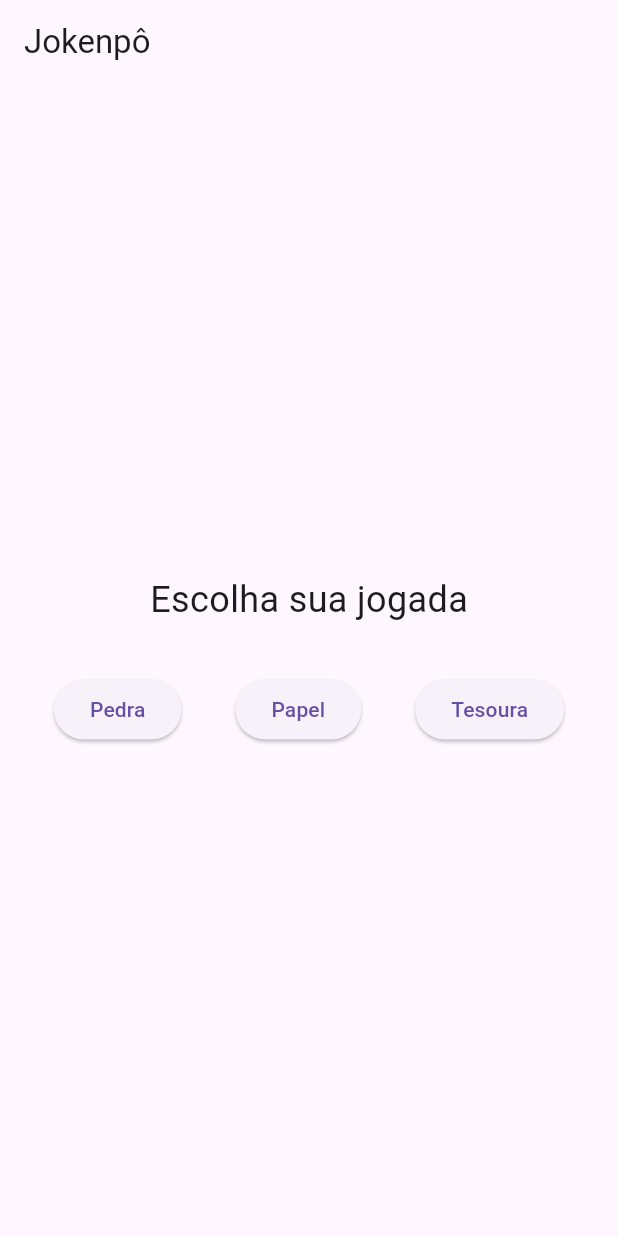
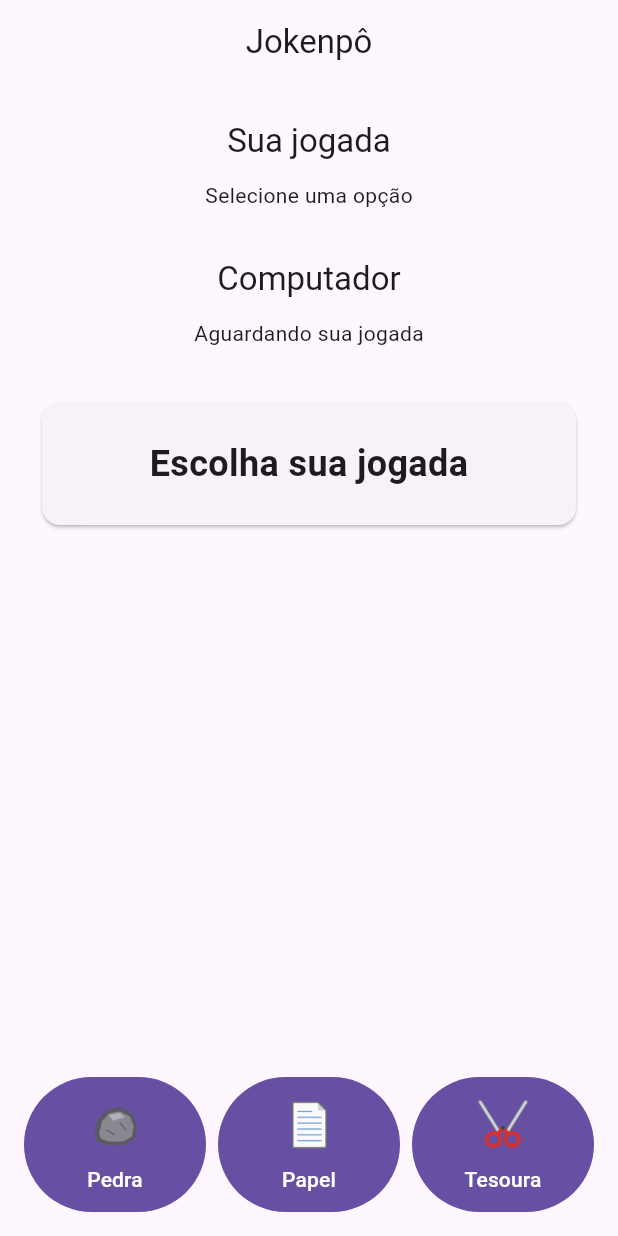
Before and after one commit to Lucas-RA/Ex-Jokenpo_Teste, a Flutter app: the screen it shows after launch, on a phone screen of 412 x 824 dp. Run offline on Flutter 3.47's test engine with Material 3 defaults, Android fonts, the phone set to English and light mode, and no system bars.

Commit message:
feat(etapa-14): interface final com imagens, jogadas na tela e botões no rodapé
Co-Authored-By: Claude Opus 5.5 <noreply@anthropic.com>

```diff
--- a/lib/screens/jokenpo_screen.dart
+++ b/lib/screens/jokenpo_screen.dart
@@ -14,7 +14,10 @@ class JokenpoScreen extends StatefulWidget {
 }
 
 class _JokenpoScreenState extends State<JokenpoScreen> {
-  final service = JokenpoService();
+  final JokenpoService service = JokenpoService();
+
+  Jogada? jogadaUsuario;
+  Jogada? jogadaComputador;
 
   String resultado = 'Escolha sua jogada';
 
@@ -22,6 +25,9 @@ class _JokenpoScreenState extends State<JokenpoScreen> {
     final computador = widget.computerPlayer.jogar();
 
     setState(() {
+      jogadaUsuario = jogador;
+      jogadaComputador = computador;
+
       resultado = service.verificarResultado(jogador, computador);
     });
   }
@@ -29,36 +35,169 @@ class _JokenpoScreenState extends State<JokenpoScreen> {
   @override
   Widget build(BuildContext context) {
     return Scaffold(
-      appBar: AppBar(title: const Text('Jokenpô')),
-      body: Column(
-        mainAxisAlignment: MainAxisAlignment.center,
-        children: [
-          Text(
-            resultado,
-            key: const Key('resultado'),
-            style: const TextStyle(fontSize: 24),
-          ),
-          const SizedBox(height: 32),
-          Row(
-            mainAxisAlignment: MainAxisAlignment.spaceEvenly,
+      appBar: AppBar(title: const Text('Jokenpô'), centerTitle: true),
+
+      body: SafeArea(
+        child: Padding(
+          padding: const EdgeInsets.all(24),
+          child: Column(
             children: [
-              ElevatedButton(
-                key: const Key('pedra'),
-                onPressed: () => jogar(Jogada.pedra),
-                child: const Text('Pedra'),
-              ),
-              ElevatedButton(
-                key: const Key('papel'),
-                onPressed: () => jogar(Jogada.papel),
-                child: const Text('Papel'),
-              ),
-              ElevatedButton(
-                key: const Key('tesoura'),
-                onPressed: () => jogar(Jogada.tesoura),
-                child: const Text('Tesoura'),
+              Expanded(
+                child: SingleChildScrollView(
+                  child: Column(
+                    children: [
+                      _JogadaSelecionada(
+                        titulo: 'Sua jogada',
+                        jogada: jogadaUsuario,
+                        placeholder: 'Selecione uma opção',
+                        keyPrefix: 'usuario',
+                      ),
+
+                      const SizedBox(height: 32),
+
+                      _JogadaSelecionada(
+                        titulo: 'Computador',
+                        jogada: jogadaComputador,
+                        placeholder: 'Aguardando sua jogada',
+                        keyPrefix: 'computador',
+                      ),
+
+                      const SizedBox(height: 32),
+
+                      Card(
+                        child: Padding(
+                          padding: const EdgeInsets.all(24),
+                          child: SizedBox(
+                            width: double.infinity,
+                            child: Text(
+                              resultado,
+                              key: const Key('resultado'),
+                              textAlign: TextAlign.center,
+                              style: const TextStyle(
+                                fontSize: 24,
+                                fontWeight: FontWeight.bold,
+                              ),
+                            ),
+                          ),
+                        ),
+                      ),
+                    ],
+                  ),
+                ),
               ),
             ],
           ),
+        ),
+      ),
+
+      bottomNavigationBar: SafeArea(
+        child: Padding(
+          padding: const EdgeInsets.fromLTRB(16, 8, 16, 16),
+          child: Row(
+            children: [
+              Expanded(
+                child: _JogadaButton(
+                  key: const Key('pedra'),
+                  jogada: Jogada.pedra,
+                  onPressed: () => jogar(Jogada.pedra),
+                ),
+              ),
+
+              const SizedBox(width: 8),
+
+              Expanded(
+                child: _JogadaButton(
+                  key: const Key('papel'),
+                  jogada: Jogada.papel,
+                  onPressed: () => jogar(Jogada.papel),
+                ),
+              ),
+
+              const SizedBox(width: 8),
+
+              Expanded(
+                child: _JogadaButton(
+                  key: const Key('tesoura'),
+                  jogada: Jogada.tesoura,
+                  onPressed: () => jogar(Jogada.tesoura),
+                ),
+              ),
+            ],
+          ),
+        ),
+      ),
+    );
+  }
+}
+
+class _JogadaSelecionada extends StatelessWidget {
+  final String titulo;
+  final Jogada? jogada;
+  final String placeholder;
+  final String keyPrefix;
+
+  const _JogadaSelecionada({
+    required this.titulo,
+    required this.jogada,
+    required this.placeholder,
+    required this.keyPrefix,
+  });
+
+  @override
+  Widget build(BuildContext context) {
+    return Column(
+      children: [
+        Text(titulo, style: Theme.of(context).textTheme.titleLarge),
+
+        const SizedBox(height: 12),
+
+        if (jogada != null) ...[
+          Image.asset(
+            jogada!.imagem,
+            key: Key('${keyPrefix}_imagem'),
+            width: 120,
+            height: 120,
+          ),
+
+          const SizedBox(height: 8),
+
+          Text(
+            jogada!.titulo,
+            key: Key('${keyPrefix}_jogada'),
+            style: Theme.of(context).textTheme.titleMedium,
+          ),
+        ] else
+          Text(placeholder, key: Key('${keyPrefix}_placeholder')),
+      ],
+    );
+  }
+}
+
+class _JogadaButton extends StatelessWidget {
+  final Jogada jogada;
+  final VoidCallback onPressed;
+
+  const _JogadaButton({
+    super.key,
+    required this.jogada,
+    required this.onPressed,
+  });
+
+  @override
+  Widget build(BuildContext context) {
+    return FilledButton(
+      onPressed: onPressed,
+      style: FilledButton.styleFrom(
+        padding: const EdgeInsets.symmetric(vertical: 12, horizontal: 8),
+      ),
+      child: Column(
+        mainAxisSize: MainAxisSize.min,
+        children: [
+          Image.asset(jogada.imagem, width: 40, height: 40),
+
+          const SizedBox(height: 6),
+
+          Text(jogada.titulo, textAlign: TextAlign.center),
         ],
       ),
     );
```
Also changed, not shown: 1 other file.
